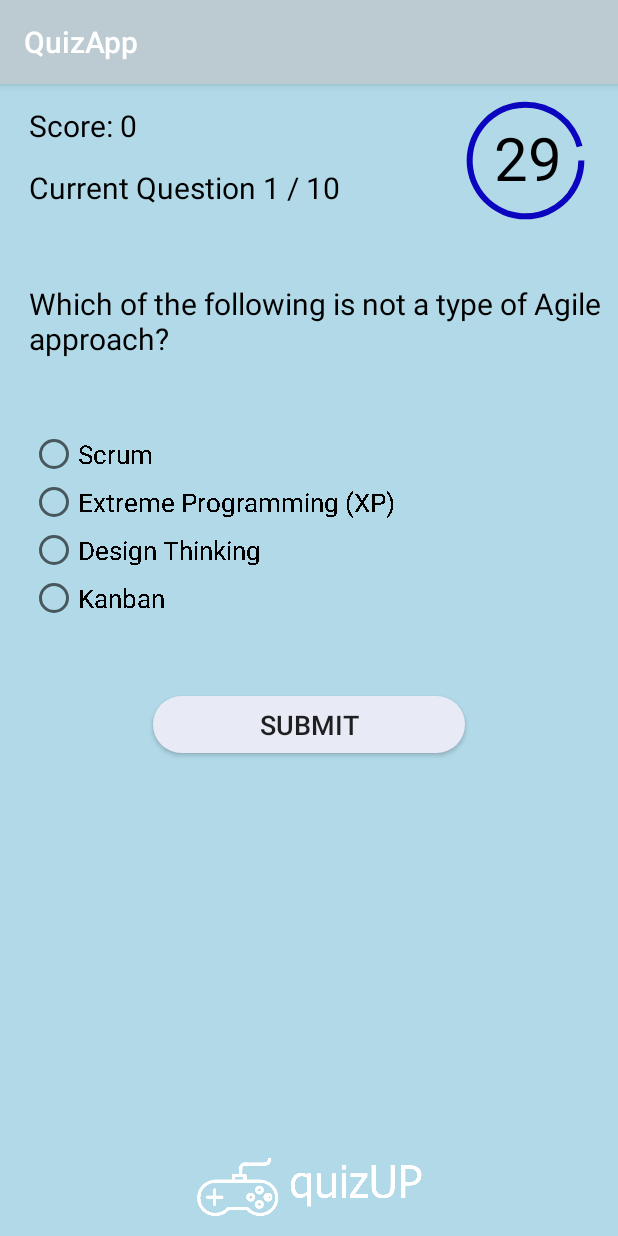
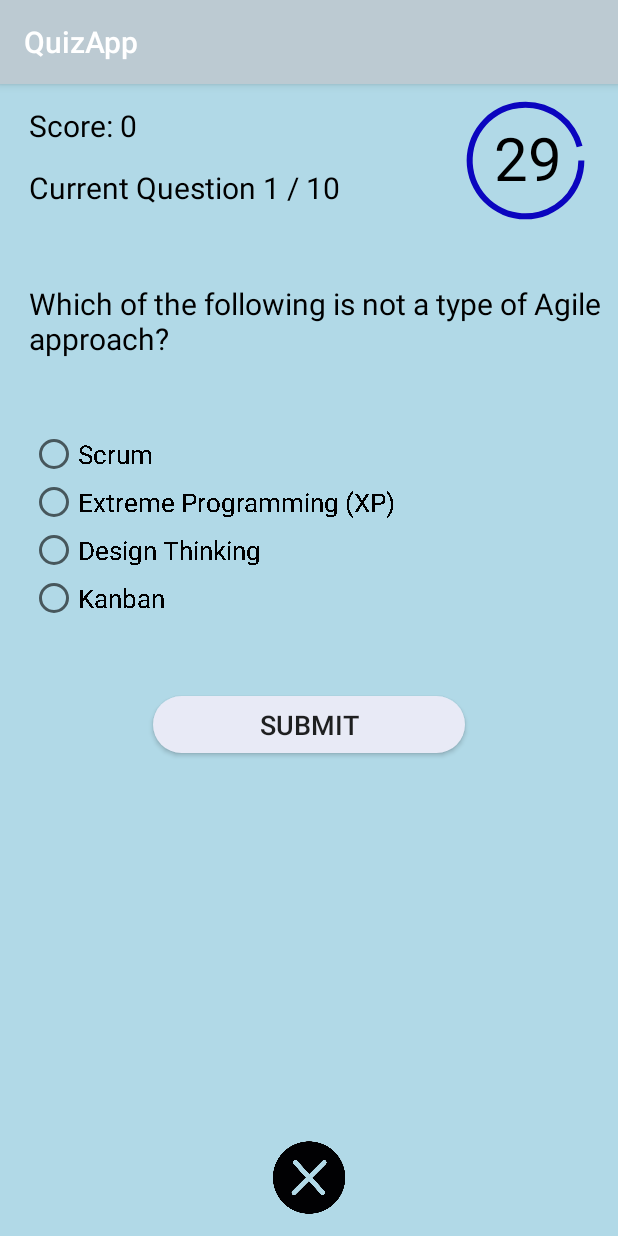
Before and after one commit to ShakirIslam/QuizAppPS, an Android app: the CategorySelectionActivity screen opened directly, with no data from a screen before it, after a tap on "AGILE SCRUM", on a phone screen of 412 x 824 dp. Run offline under Robolectric (Android 15) with nearby library versions, the phone set to English and light mode, and no system bars; Roboto replaces fonts that are not available here.

Commit message:
Quiz Exit Button

```diff
--- a/app/src/main/java/com/student/shakirislam/quizapp/QuizActivity.java
+++ b/app/src/main/java/com/student/shakirislam/quizapp/QuizActivity.java
@@ -57,6 +57,7 @@ public class QuizActivity extends AppCompatActivity {
     private int questionCount;
     private int questionCountTotal;
     private Question currentQuestion;
+    private ImageView cancelButton;
 
     private int score;
     private boolean answered;
@@ -80,6 +81,7 @@ public class QuizActivity extends AppCompatActivity {
         buttonSubmit = (Button) findViewById(R.id.button_submit);
         buttonFeedback =(Button) findViewById(R.id.button_feedback);
         timerProgressBar = (ProgressBar) findViewById(R.id.progressBar);
+        cancelButton = (ImageView) findViewById(R.id.imageCancelButton);
 
 
 
@@ -138,6 +140,14 @@ public class QuizActivity extends AppCompatActivity {
             @Override
             public void onClick(View view) {
                 showFeedback();
+            }
+        });
+
+        //Quit Quiz Button
+        cancelButton.setOnClickListener(new View.OnClickListener() {
+            @Override
+            public void onClick(View view) {
+                onBackPressed();
             }
         });
 
--- a/app/src/main/java/com/student/shakirislam/quizapp/WikiSearchActivity.java
+++ b/app/src/main/java/com/student/shakirislam/quizapp/WikiSearchActivity.java
@@ -42,7 +42,7 @@ public class WikiSearchActivity extends AppCompatActivity {
         button_return = (Button) findViewById(R.id.button_back);
         button_detail = (Button) findViewById(R.id.button_details);
         text_wiki_sum = (TextView) findViewById(R.id.text_wiki_summary);
-        text_wiki_sum.setText("");
+        text_wiki_sum.setText("Loading....");
         getWikiPage(wiki_link);
 
         button_return.setOnClickListener(new View.OnClickListener() {
--- a/app/src/main/res/layout/activity_quiz.xml
+++ b/app/src/main/res/layout/activity_quiz.xml
@@ -147,14 +147,13 @@
         android:textSize="18sp" />
 
     <ImageView
-        android:id="@+id/imageView3"
-        android:layout_width="224dp"
-        android:layout_height="45dp"
+        android:id="@+id/imageCancelButton"
+        android:layout_width="77dp"
+        android:layout_height="51dp"
         android:layout_alignParentBottom="true"
         android:layout_centerHorizontal="true"
-
-        android:layout_marginBottom="10dp"
-        app:srcCompat="@drawable/logowhite" />
+        android:layout_marginBottom="13dp"
+        app:srcCompat="@drawable/buttoncross" />
 
 
 </RelativeLayout>
--- a/app/src/main/res/values/colors.xml
+++ b/app/src/main/res/values/colors.xml
@@ -5,7 +5,7 @@
     <color name="colorAccent">#0B05BF</color>
     <color name="colorBackground">#B1D9E7</color>
     <color name="boxColor">#E8EAF6</color>
-    <color name="gradient_start">#635F5F</color>
+    <color name="gradient_start">@android:color/white</color>
     <color name="gradient_end">#BA090F</color>
     <color name="greybackground">#656568</color>
     <color name="gradient_blue_raw">#6da2db</color>
```
Also changed, not shown: app/src/main/res/drawable/round_button_red.xml (added, +8 -0 lines), app/src/main/res/layout/activity_youtube_player_custom.xml (+4 -11 lines), app/src/main/res/drawable/buttoncross.png (added).
